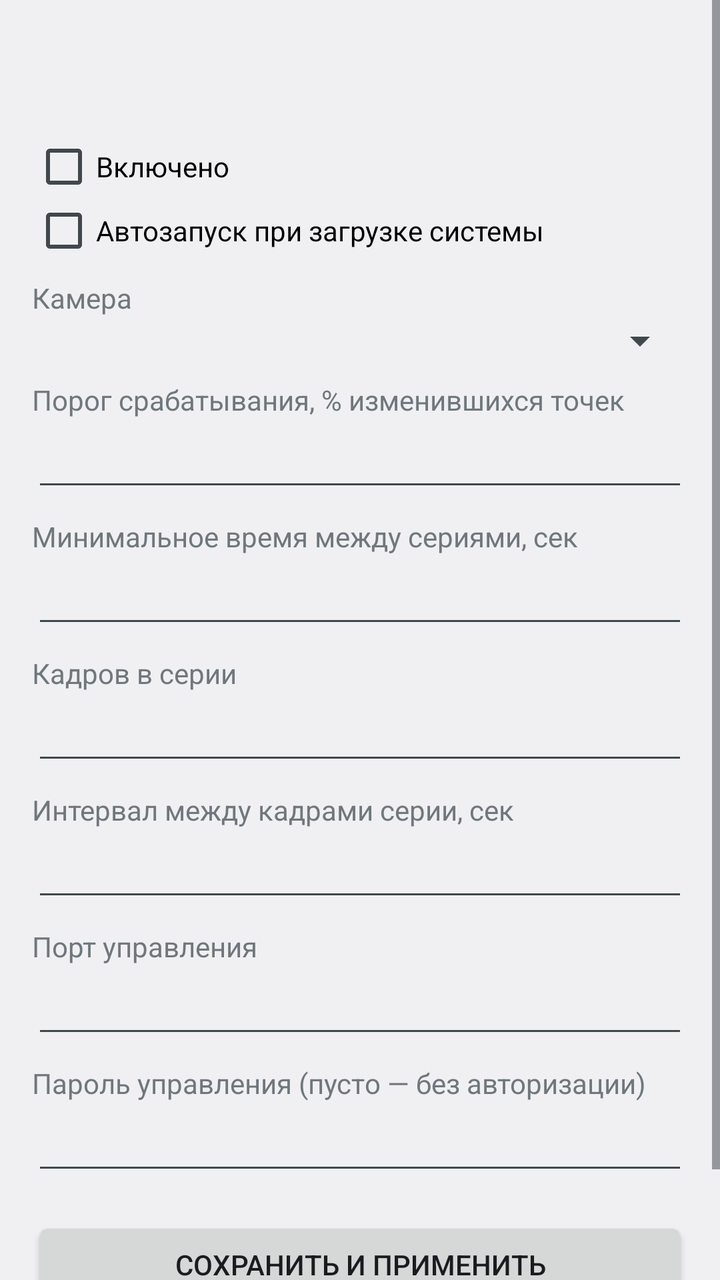
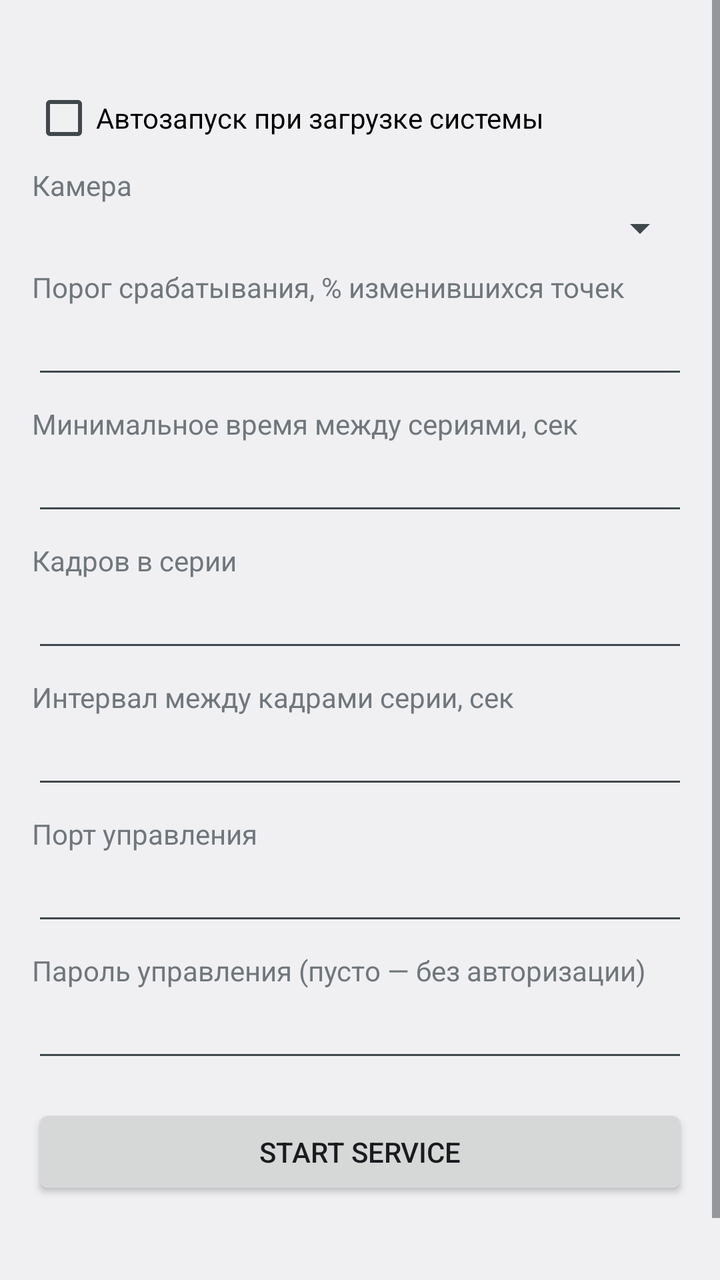

Before-and-after screenshots of an Android layout around one commit, followed by the original layout XML and the change that was made.
<!-- AndroidManifest.xml: application theme android:Theme.DeviceDefault.Light -->
<!-- res/layout/activity_main.xml -->
<?xml version="1.0" encoding="utf-8"?>
<ScrollView xmlns:android="http://schemas.android.com/apk/res/android"
    android:layout_width="match_parent"
    android:layout_height="match_parent">

    <LinearLayout
        android:layout_width="match_parent"
        android:layout_height="wrap_content"
        android:orientation="vertical"
        android:padding="16dp">

        <TextView
            android:id="@+id/tvVer"
            android:layout_width="match_parent"
            android:layout_height="wrap_content"
            android:textSize="18sp"
            android:textStyle="bold" />

        <TextView
            android:id="@+id/tvStatus"
            android:layout_width="match_parent"
            android:layout_height="wrap_content"
            android:paddingBottom="8dp" />

        <CheckBox
            android:id="@+id/cbOn"
            android:layout_width="match_parent"
            android:layout_height="wrap_content"
            android:text="Включено" />

        <CheckBox
            android:id="@+id/cbAuto"
            android:layout_width="match_parent"
            android:layout_height="wrap_content"
            android:text="Автозапуск при загрузке системы" />

        <TextView
            android:layout_width="match_parent"
            android:layout_height="wrap_content"
            android:paddingTop="8dp"
            android:text="Камера" />

        <Spinner
            android:id="@+id/spCam"
            android:layout_width="match_parent"
            android:layout_height="wrap_content" />

        <TextView
            android:layout_width="match_parent"
            android:layout_height="wrap_content"
            android:paddingTop="8dp"
            android:text="Порог срабатывания, % изменившихся точек" />

        <EditText
            android:id="@+id/eThr"
            android:layout_width="match_parent"
            android:layout_height="wrap_content"
            android:inputType="numberDecimal" />

        <TextView
            android:layout_width="match_parent"
            android:layout_height="wrap_content"
            android:paddingTop="8dp"
            android:text="Минимальное время между сериями, сек" />

        <EditText
            android:id="@+id/eGap"
            android:layout_width="match_parent"
            android:layout_height="wrap_content"
            android:inputType="number" />

        <TextView
            android:layout_width="match_parent"
            android:layout_height="wrap_content"
            android:paddingTop="8dp"
            android:text="Кадров в серии" />

        <EditText
            android:id="@+id/eCnt"
            android:layout_width="match_parent"
            android:layout_height="wrap_content"
            android:inputType="number" />

        <TextView
            android:layout_width="match_parent"
            android:layout_height="wrap_content"
            android:paddingTop="8dp"
            android:text="Интервал между кадрами серии, сек" />

        <EditText
            android:id="@+id/eInt"
            android:layout_width="match_parent"
            android:layout_height="wrap_content"
            android:inputType="numberDecimal" />

        <TextView
            android:layout_width="match_parent"
            android:layout_height="wrap_content"
            android:paddingTop="8dp"
            android:text="Порт управления" />

        <EditText
            android:id="@+id/ePort"
            android:layout_width="match_parent"
            android:layout_height="wrap_content"
            android:inputType="number" />

        <TextView
            android:layout_width="match_parent"
            android:layout_height="wrap_content"
            android:paddingTop="8dp"
            android:text="Пароль управления (пусто — без авторизации)" />

        <EditText
            android:id="@+id/ePass"
            android:layout_width="match_parent"
            android:layout_height="wrap_content"
            android:inputType="text" />

        <Button
            android:id="@+id/btnSave"
            android:layout_width="match_parent"
            android:layout_height="wrap_content"
            android:layout_marginTop="16dp"
            android:text="Сохранить и применить" />

        <TextView
            android:id="@+id/tvHint"
            android:layout_width="match_parent"
            android:layout_height="wrap_content"
            android:paddingTop="12dp"
            android:textSize="12sp" />
    </LinearLayout>
</ScrollView>
<!-- resources referenced by this layout -->
<resources>

</resources>

<!-- the commit's change to res/layout/activity_main.xml (unified diff, before → after) -->
@@ -10,23 +10,11 @@
         android:padding="16dp">
 
         <TextView
-            android:id="@+id/tvVer"
-            android:layout_width="match_parent"
-            android:layout_height="wrap_content"
-            android:textSize="18sp"
-            android:textStyle="bold" />
-
-        <TextView
             android:id="@+id/tvStatus"
             android:layout_width="match_parent"
             android:layout_height="wrap_content"
-            android:paddingBottom="8dp" />
-
-        <CheckBox
-            android:id="@+id/cbOn"
-            android:layout_width="match_parent"
-            android:layout_height="wrap_content"
-            android:text="Включено" />
+            android:paddingBottom="8dp"
+            android:textIsSelectable="true" />
 
         <CheckBox
             android:id="@+id/cbAuto"
@@ -122,7 +110,7 @@
             android:layout_width="match_parent"
             android:layout_height="wrap_content"
             android:layout_marginTop="16dp"
-            android:text="Сохранить и применить" />
+            android:text="START SERVICE" />
 
         <TextView
             android:id="@+id/tvHint"
@@ -130,5 +118,12 @@
             android:layout_height="wrap_content"
             android:paddingTop="12dp"
             android:textSize="12sp" />
+
+        <TextView
+            android:id="@+id/tvVer"
+            android:layout_width="match_parent"
+            android:layout_height="wrap_content"
+            android:paddingTop="12dp"
+            android:textSize="12sp" />
     </LinearLayout>
 </ScrollView>
